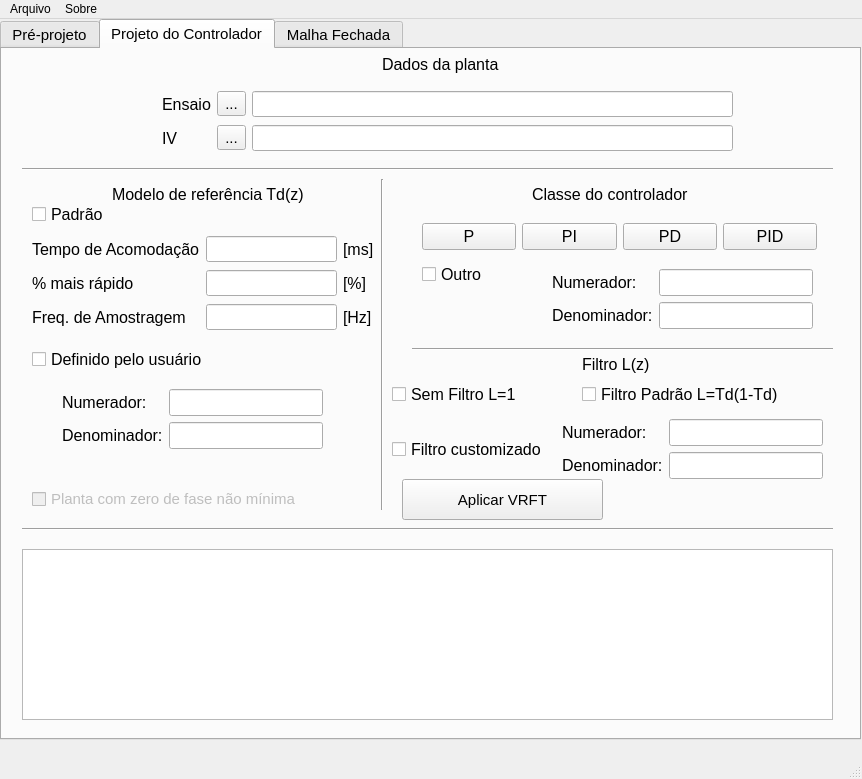
AndreCW/pythonGUI_VRFT, file src/guiPrincipal.ui: the form before one commit.
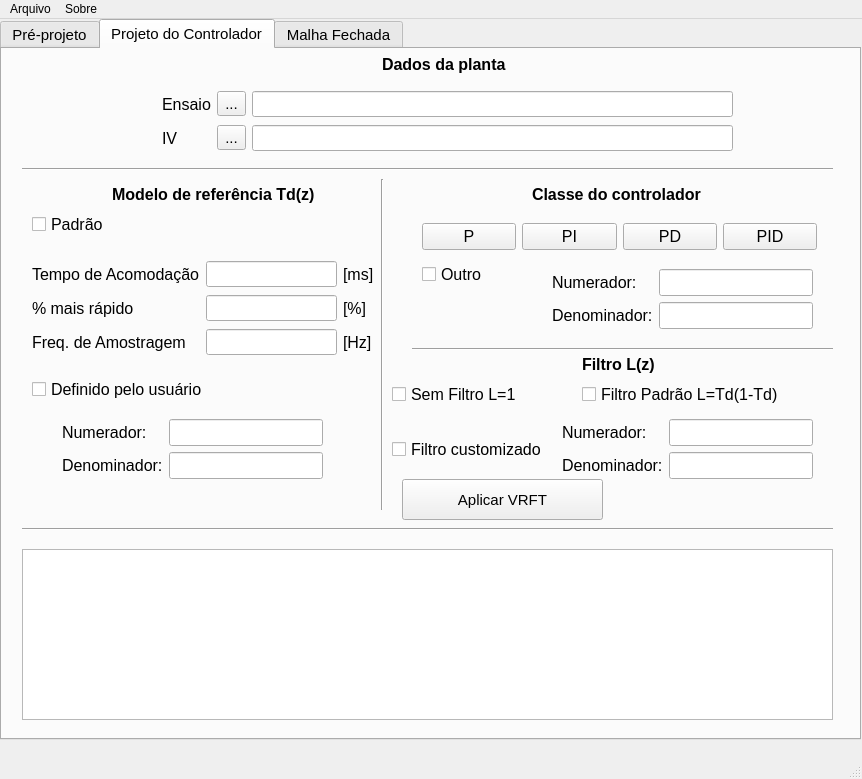
The form after the commit. The open tabs and pages were chosen to show the change.

Commit message: Bug fixes e atualizações nos objetos da janela

Patch:
```diff
--- a/src/guiPrincipal.ui
+++ b/src/guiPrincipal.ui
@@ -366,7 +366,7 @@
       <property name="geometry">
        <rect>
         <x>30</x>
-        <y>150</y>
+        <y>160</y>
         <width>111</width>
         <height>31</height>
        </rect>
@@ -525,7 +525,7 @@
       <property name="geometry">
        <rect>
         <x>30</x>
-        <y>300</y>
+        <y>330</y>
         <width>231</width>
         <height>20</height>
        </rect>
@@ -557,6 +557,8 @@
       <property name="font">
        <font>
         <pointsize>12</pointsize>
+        <weight>75</weight>
+        <bold>true</bold>
        </font>
       </property>
       <property name="text">
@@ -587,35 +589,11 @@
        <bool>false</bool>
       </property>
      </widget>
-     <widget class="QCheckBox" name="ZFNM">
-      <property name="enabled">
-       <bool>false</bool>
-      </property>
-      <property name="geometry">
-       <rect>
-        <x>30</x>
-        <y>440</y>
-        <width>341</width>
-        <height>20</height>
-       </rect>
-      </property>
-      <property name="font">
-       <font>
-        <pointsize>11</pointsize>
-       </font>
-      </property>
-      <property name="statusTip">
-       <string>Planta tem algum zero de fase não mínima</string>
-      </property>
-      <property name="text">
-       <string>Planta com zero de fase não mínima</string>
-      </property>
-     </widget>
      <widget class="QWidget" name="layoutWidget_5">
       <property name="geometry">
        <rect>
         <x>60</x>
-        <y>340</y>
+        <y>370</y>
         <width>261</width>
         <height>69</height>
        </rect>
@@ -727,6 +705,8 @@
       <property name="font">
        <font>
         <pointsize>12</pointsize>
+        <weight>75</weight>
+        <bold>true</bold>
        </font>
       </property>
       <property name="text">
@@ -771,6 +751,8 @@
       <property name="font">
        <font>
         <pointsize>12</pointsize>
+        <weight>75</weight>
+        <bold>true</bold>
        </font>
       </property>
       <property name="text">
@@ -806,7 +788,7 @@
        <rect>
         <x>560</x>
         <y>370</y>
-        <width>261</width>
+        <width>251</width>
         <height>69</height>
        </rect>
       </property>
@@ -1059,6 +1041,8 @@
       <property name="font">
        <font>
         <pointsize>12</pointsize>
+        <weight>75</weight>
+        <bold>true</bold>
        </font>
       </property>
       <property name="text">
@@ -1207,7 +1191,7 @@
       <property name="geometry">
        <rect>
         <x>30</x>
-        <y>185</y>
+        <y>210</y>
         <width>342</width>
         <height>100</height>
        </rect>
```
Left out of the diff: 26 changed lines with no effect on the pictures. The commit also changes 3 other files.
